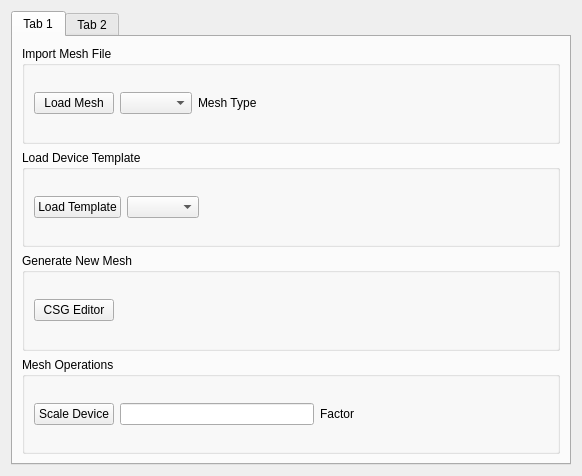
Above: modules/DeviceGenerator/device_generator_form.ui from viennamos/viennamos-dev before the change. Below: the same form after it.
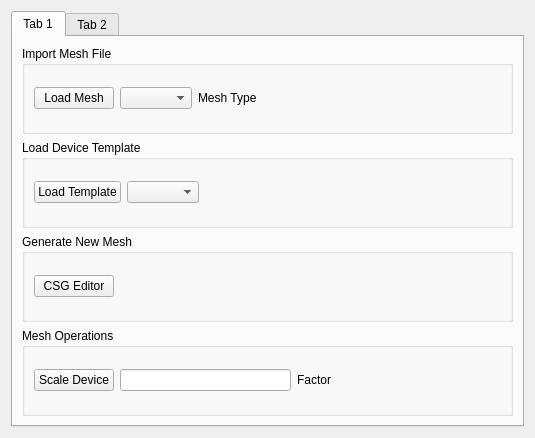
That is the form after the change.

Commit message: device generator is now coupled with material library

Diff of the .ui file:
```diff
--- a/modules/DeviceGenerator/device_generator_form.ui
+++ b/modules/DeviceGenerator/device_generator_form.ui
@@ -6,8 +6,8 @@
    <rect>
     <x>0</x>
     <y>0</y>
-    <width>582</width>
-    <height>476</height>
+    <width>535</width>
+    <height>438</height>
    </rect>
   </property>
   <property name="windowTitle">
@@ -69,18 +69,8 @@
           <string>Load Device Template</string>
          </property>
          <layout class="QGridLayout" name="gridLayout_9">
-          <item row="0" column="2">
-           <spacer name="horizontalSpacer_5">
-            <property name="orientation">
-             <enum>Qt::Horizontal</enum>
-            </property>
-            <property name="sizeHint" stdset="0">
-             <size>
-              <width>338</width>
-              <height>20</height>
-             </size>
-            </property>
-           </spacer>
+          <item row="0" column="1">
+           <widget class="QComboBox" name="comboBoxDeviceTemplates"/>
           </item>
           <item row="0" column="0">
            <widget class="QPushButton" name="pushButtonLoadTemplate">
@@ -89,8 +79,18 @@
             </property>
            </widget>
           </item>
-          <item row="0" column="1">
-           <widget class="QComboBox" name="comboBoxDeviceTemplates"/>
+          <item row="0" column="2">
+           <spacer name="horizontalSpacer_5">
+            <property name="orientation">
+             <enum>Qt::Horizontal</enum>
+            </property>
+            <property name="sizeHint" stdset="0">
+             <size>
+              <width>291</width>
+              <height>20</height>
+             </size>
+            </property>
+           </spacer>
           </item>
          </layout>
         </widget>
@@ -115,7 +115,7 @@
             </property>
             <property name="sizeHint" stdset="0">
              <size>
-              <width>431</width>
+              <width>384</width>
               <height>20</height>
              </size>
             </property>
@@ -154,7 +154,7 @@
             </property>
             <property name="sizeHint" stdset="0">
              <size>
-              <width>189</width>
+              <width>166</width>
               <height>20</height>
              </size>
             </property>
```
Left out of the diff: 28 changed lines with no effect on the pictures. The commit also changes 3 other files.
